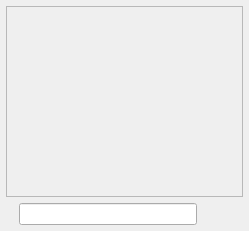
First picture: the form in src/gui/ChatPanel.ui, repository elieserdejesus/JamTaba, before the edit.
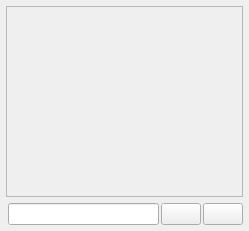
Second picture: the form after the edit. Icons and pictures are not drawn.

Commit message: button to auto translation in chat #127

```diff
--- a/src/gui/ChatPanel.ui
+++ b/src/gui/ChatPanel.ui
@@ -26,19 +26,9 @@
    <property name="bottomMargin">
     <number>6</number>
    </property>
-   <item row="3" column="0">
-    <widget class="QLabel" name="iconLabel">
-     <property name="text">
-      <string/>
-     </property>
-     <property name="textFormat">
-      <enum>Qt::RichText</enum>
-     </property>
-     <property name="pixmap">
-      <pixmap resource="../resources/jamtaba.qrc">:/images/chat.png</pixmap>
-     </property>
-    </widget>
-   </item>
+   <property name="horizontalSpacing">
+    <number>2</number>
+   </property>
    <item row="3" column="1">
     <widget class="QLineEdit" name="chatText">
      <property name="accessibleDescription">
@@ -46,29 +36,7 @@
      </property>
     </widget>
    </item>
-   <item row="3" column="2">
-    <widget class="QPushButton" name="buttonClear">
-     <property name="sizePolicy">
-      <sizepolicy hsizetype="Fixed" vsizetype="Fixed">
-       <horstretch>0</horstretch>
-       <verstretch>0</verstretch>
-      </sizepolicy>
-     </property>
-     <property name="toolTip">
-      <string>clear the messages ...</string>
-     </property>
-     <property name="accessibleDescription">
-      <string>Press that button to clear your message</string>
-     </property>
-     <property name="text">
-      <string/>
-     </property>
-     <property name="flat">
-      <bool>true</bool>
-     </property>
-    </widget>
-   </item>
-   <item row="1" column="0" colspan="3">
+   <item row="1" column="0" colspan="4">
     <widget class="QScrollArea" name="chatScroll">
      <property name="sizePolicy">
       <sizepolicy hsizetype="Preferred" vsizetype="Expanding">
@@ -103,6 +71,38 @@
      </widget>
     </widget>
    </item>
+   <item row="3" column="3">
+    <widget class="QPushButton" name="buttonClear">
+     <property name="toolTip">
+      <string>clear the messages ...</string>
+     </property>
+     <property name="accessibleDescription">
+      <string>Press that button to clear your message</string>
+     </property>
+     <property name="text">
+      <string/>
+     </property>
+     <property name="flat">
+      <bool>false</bool>
+     </property>
+    </widget>
+   </item>
+   <item row="3" column="2">
+    <widget class="QPushButton" name="buttonAutoTranslate">
+     <property name="toolTip">
+      <string>Auto translate</string>
+     </property>
+     <property name="accessibleDescription">
+      <string>Turn on/off the auto translation for chat messages</string>
+     </property>
+     <property name="text">
+      <string/>
+     </property>
+     <property name="checkable">
+      <bool>true</bool>
+     </property>
+    </widget>
+   </item>
   </layout>
  </widget>
  <resources>
```
Left out of the diff: 4 changed lines with no effect on the pictures. The commit also changes 5 other files.
